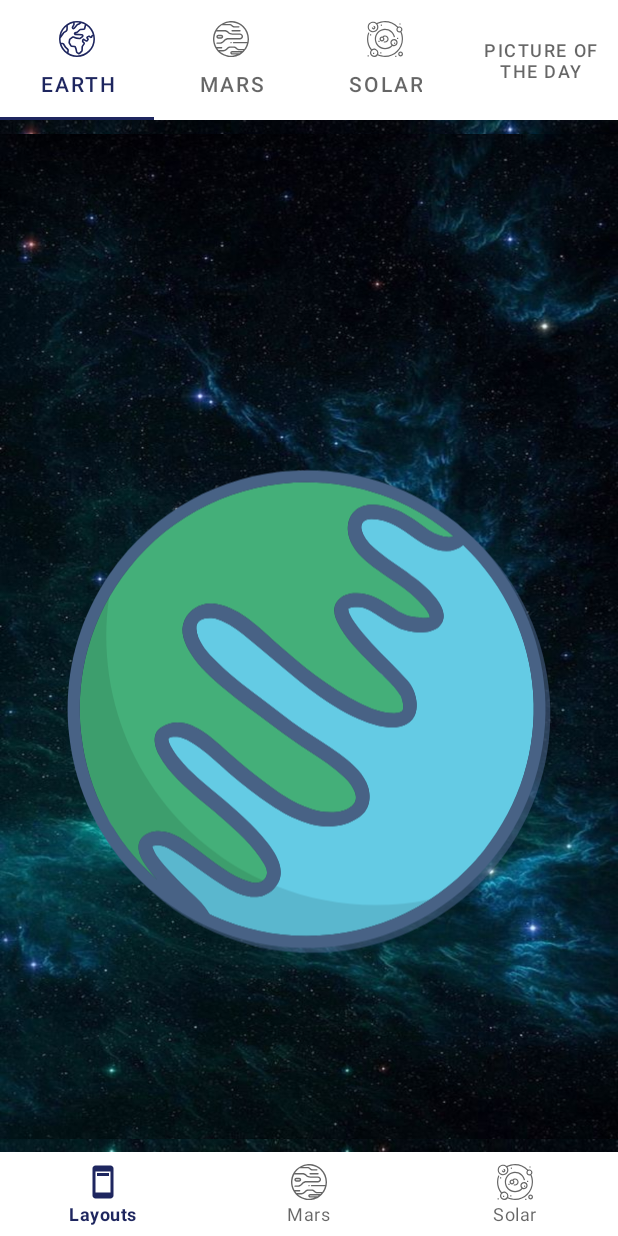
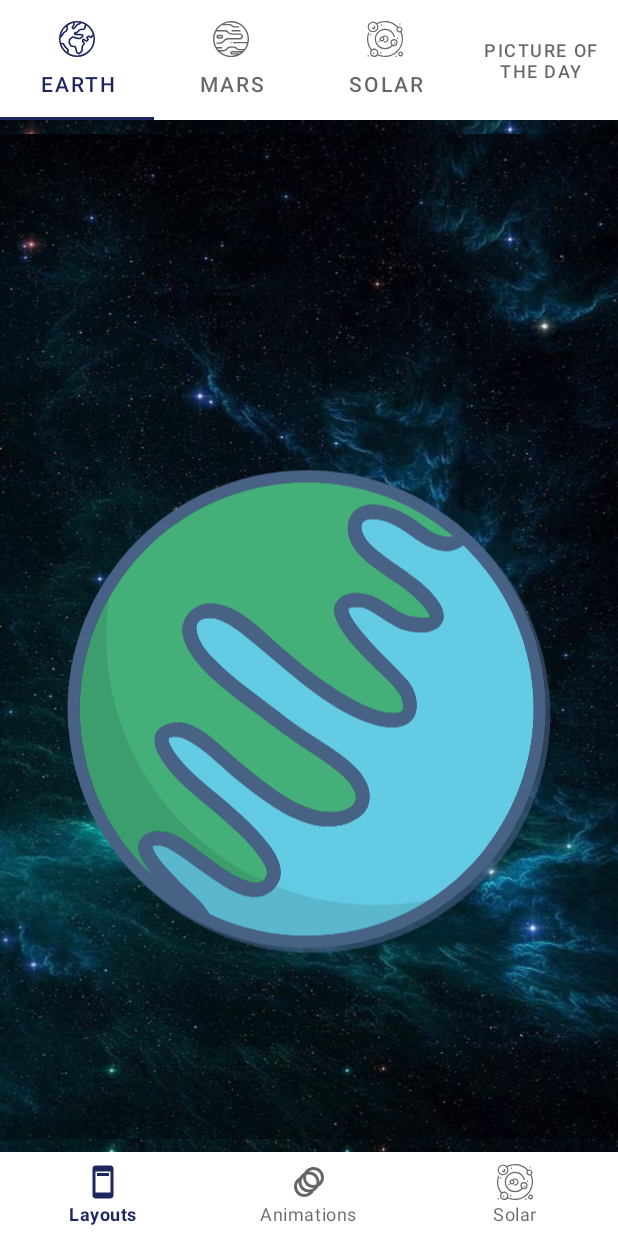
Before and after one commit to Nikita0093/MaterialDesign, an Android app: the fragment ViewPagerApiFragment placed in its activity, item 3 of the bottom bar chosen, on a phone screen of 412 x 824 dp. Run offline under Robolectric (Android 15) with nearby library versions, the phone set to English and light mode, and no system bars; pictures from the network do not load; Roboto replaces fonts that are not available here.

Commit message:
Урок 5  | Начали  (сделали отдельный фрагмент под анимации)

```diff
--- a/app/src/main/java/com/example/materialdesign/lesson3/viewpager/ViewPagerApiFragment.kt
+++ b/app/src/main/java/com/example/materialdesign/lesson3/viewpager/ViewPagerApiFragment.kt
@@ -10,6 +10,7 @@ import com.example.materialdesign.databinding.FragmentViewpagerApiBinding
 import com.example.materialdesign.lesson3.MarsFragment
 import com.example.materialdesign.lesson3.SolarSystemFragment
 import com.example.materialdesign.lesson_4_layouts.LayoutsFragment
+import com.example.materialdesign.lesson_5_animations.AnimationsFragment
 
 
 class ViewPagerApiFragment : Fragment() {
@@ -47,10 +48,10 @@ class ViewPagerApiFragment : Fragment() {
                         R.id.mainContainer,
                         LayoutsFragment.newInstance()).addToBackStack(" ").commit()
 
-                R.id.bottom_app_mars -> requireActivity().supportFragmentManager.beginTransaction()
+                R.id.bottom_app_animations -> requireActivity().supportFragmentManager.beginTransaction()
                     .replace(
                         R.id.mainContainer,
-                        MarsFragment.newInstance()
+                        AnimationsFragment.newInstance()
                     ).addToBackStack(" ").commit()
 
                 R.id.bottom_app_solar -> requireActivity().supportFragmentManager.beginTransaction()
--- /dev/null
+++ b/app/src/main/res/drawable/ic_animations.xml
@@ -0,0 +1,5 @@
+<vector android:height="24dp" android:tint="#9F9B9B"
+    android:viewportHeight="24" android:viewportWidth="24"
+    android:width="24dp" xmlns:android="http://schemas.android.com/apk/res/android">
+    <path android:fillColor="?colorOnSecondary" android:pathData="M15,2c-2.71,0 -5.05,1.54 -6.22,3.78 -1.28,0.67 -2.34,1.72 -3,3C3.54,9.95 2,12.29 2,15c0,3.87 3.13,7 7,7 2.71,0 5.05,-1.54 6.22,-3.78 1.28,-0.67 2.34,-1.72 3,-3C20.46,14.05 22,11.71 22,9c0,-3.87 -3.13,-7 -7,-7zM9,20c-2.76,0 -5,-2.24 -5,-5 0,-1.12 0.37,-2.16 1,-3 0,3.87 3.13,7 7,7 -0.84,0.63 -1.88,1 -3,1zM12,17c-2.76,0 -5,-2.24 -5,-5 0,-1.12 0.37,-2.16 1,-3 0,3.86 3.13,6.99 7,7 -0.84,0.63 -1.88,1 -3,1zM16.7,13.7c-0.53,0.19 -1.1,0.3 -1.7,0.3 -2.76,0 -5,-2.24 -5,-5 0,-0.6 0.11,-1.17 0.3,-1.7 0.53,-0.19 1.1,-0.3 1.7,-0.3 2.76,0 5,2.24 5,5 0,0.6 -0.11,1.17 -0.3,1.7zM19,12c0,-3.86 -3.13,-6.99 -7,-7 0.84,-0.63 1.87,-1 3,-1 2.76,0 5,2.24 5,5 0,1.12 -0.37,2.16 -1,3z"/>
+</vector>
--- a/app/src/main/res/menu/bottom_navi_app_menu.xml
+++ b/app/src/main/res/menu/bottom_navi_app_menu.xml
@@ -8,10 +8,10 @@
 
     </item>
     <item
-        android:id="@+id/bottom_app_mars"
+        android:id="@+id/bottom_app_animations"
         android:enabled="true"
-        android:icon="@drawable/ic_mars"
-        android:title="@string/mars">
+        android:icon="@drawable/ic_animations"
+        android:title="@string/animations">
 
     </item>
 
--- a/app/src/main/res/values/strings.xml
+++ b/app/src/main/res/values/strings.xml
@@ -116,4 +116,6 @@
         "For example, position the FAB to one side of stream of a cards so the FAB won’t interfere "
         "when a user tries to pick up one of cards.\n\n"</string>
     <string name="plus" translatable="false">+</string>
+    <string name="animations">Animations</string>
+    <string name="button_test">Button Test</string>
 </resources>
```
Also changed, not shown: app/src/main/java/com/example/materialdesign/lesson_5_animations/AnimationsFragment.kt (added, +61 -0 lines), app/src/main/res/layout/fragment_animations.xml (added, +39 -0 lines).
